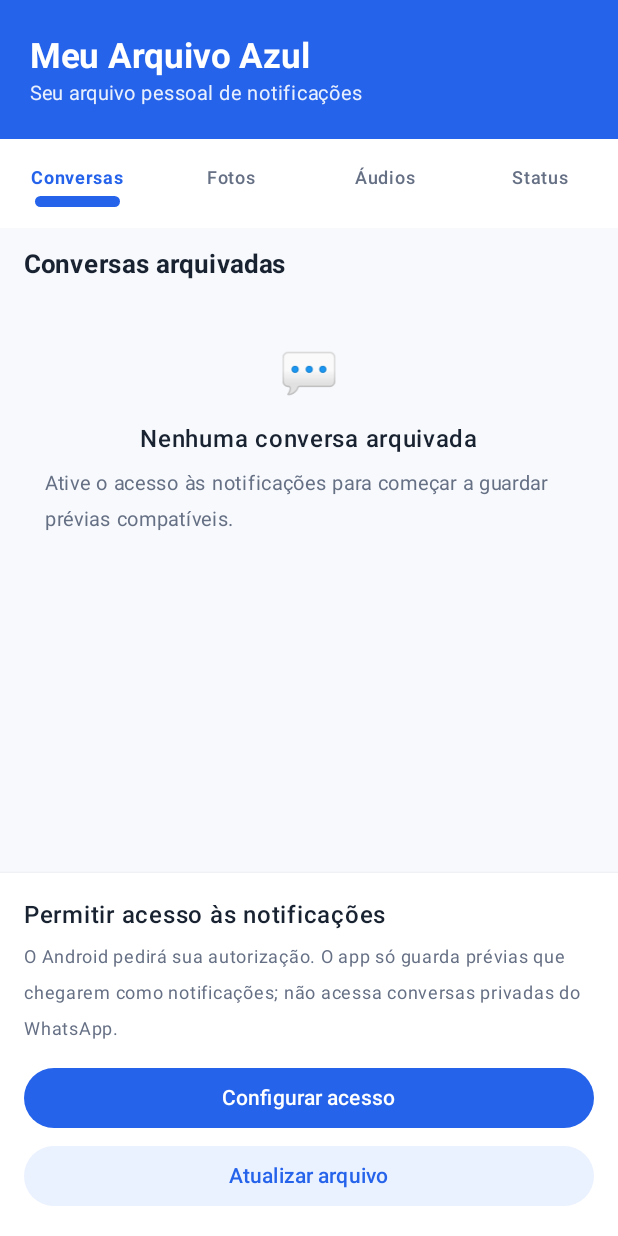
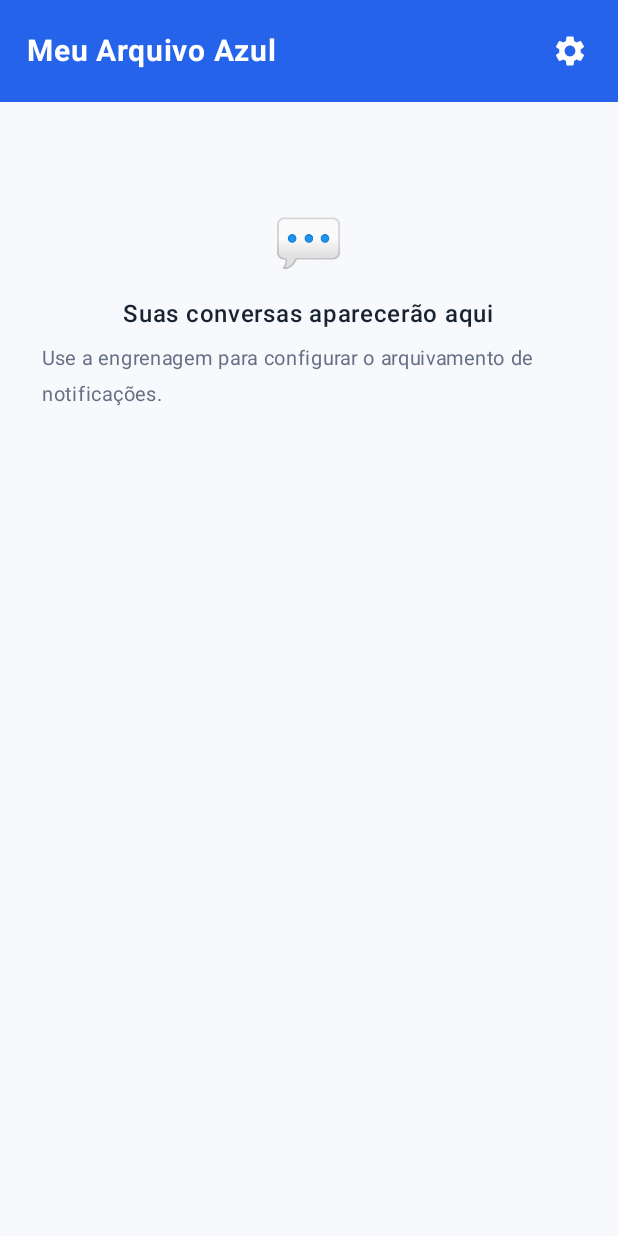
Before and after one commit to marvesanttos-dotcom/Meu-Arquivo-Azul, an Android app built with Jetpack Compose: the screen it shows after launch (MainActivity), on a phone screen of 412 x 824 dp. Run offline under Robolectric (Android 15) with nearby library versions, the phone set to English and light mode, and no system bars.

Commit message:
Simplifica tela inicial e adiciona configuracoes

```diff
--- a/app/src/main/java/com/meuarquivoazul/app/MainActivity.kt
+++ b/app/src/main/java/com/meuarquivoazul/app/MainActivity.kt
@@ -12,8 +12,13 @@ import androidx.compose.foundation.lazy.LazyColumn
 import androidx.compose.foundation.lazy.items
 import androidx.compose.foundation.shape.CircleShape
 import androidx.compose.foundation.shape.RoundedCornerShape
+import androidx.compose.material.icons.Icons
+import androidx.compose.material.icons.filled.ArrowBack
+import androidx.compose.material.icons.filled.Settings
 import androidx.compose.material3.Button
 import androidx.compose.material3.ButtonDefaults
+import androidx.compose.material3.Icon
+import androidx.compose.material3.IconButton
 import androidx.compose.material3.MaterialTheme
 import androidx.compose.material3.Surface
 import androidx.compose.material3.lightColorScheme
@@ -31,12 +36,13 @@ import java.util.Locale
 
 private val Azul = Color(0xFF2563EB)
 private val AzulClaro = Color(0xFFEAF1FF)
+private val Fundo = Color(0xFFF7F9FC)
 
 class MainActivity : ComponentActivity() {
     override fun onCreate(savedInstanceState: Bundle?) {
         super.onCreate(savedInstanceState)
         setContent {
-            MaterialTheme(colorScheme = lightColorScheme(primary = Azul, secondary = Azul, background = Color(0xFFF7F9FC))) {
+            MaterialTheme(colorScheme = lightColorScheme(primary = Azul, secondary = Azul, background = Fundo)) {
                 TelaPrincipal()
             }
         }
@@ -46,56 +52,102 @@ class MainActivity : ComponentActivity() {
 @Composable
 private fun TelaPrincipal() {
     val context = LocalContext.current
-    var aba by remember { mutableStateOf("Conversas") }
     var mensagens by remember { mutableStateOf(ArchiveStore.all(context)) }
     var contato by remember { mutableStateOf<String?>(null) }
+    var mostrarConfiguracoes by remember { mutableStateOf(false) }
     val contatos = mensagens.map { it.sender }.distinct()
     val filtradas = if (contato == null) mensagens else mensagens.filter { it.sender == contato }
 
-    Column(Modifier.fillMaxSize().background(Color(0xFFF7F9FC))) {
-        Column(Modifier.fillMaxWidth().background(Azul).padding(start = 20.dp, end = 20.dp, top = 24.dp, bottom = 18.dp)) {
-            androidx.compose.material3.Text("Meu Arquivo Azul", color = Color.White, fontSize = 23.sp, fontWeight = FontWeight.Bold)
-            androidx.compose.material3.Text("Seu arquivo pessoal de notificações", color = Color.White.copy(alpha = .9f), fontSize = 13.sp)
+    Column(Modifier.fillMaxSize().background(Fundo)) {
+        Row(
+            Modifier.fillMaxWidth().background(Azul).padding(start = 18.dp, end = 8.dp, top = 10.dp, bottom = 10.dp),
+            verticalAlignment = Alignment.CenterVertically
+        ) {
+            if (mostrarConfiguracoes || contato != null) {
+                IconButton(onClick = {
+                    if (mostrarConfiguracoes) mostrarConfiguracoes = false else contato = null
+                }) {
+                    Icon(Icons.Default.ArrowBack, contentDescription = "Voltar", tint = Color.White)
                 }
-        Row(Modifier.fillMaxWidth().background(Color.White), horizontalArrangement = Arrangement.SpaceEvenly) {
-            listOf("Conversas", "Fotos", "Áudios", "Status").forEach { nome ->
-                Column(
-                    Modifier.weight(1f).clickable { aba = nome; contato = null }.padding(vertical = 14.dp),
-                    horizontalAlignment = Alignment.CenterHorizontally
-                ) {
-                    androidx.compose.material3.Text(nome, color = if (aba == nome) Azul else Color(0xFF667085), fontWeight = if (aba == nome) FontWeight.Bold else FontWeight.Medium, fontSize = 12.sp)
-                    Spacer(Modifier.height(7.dp).fillMaxWidth(.55f).background(if (aba == nome) Azul else Color.Transparent, CircleShape))
+            }
+            androidx.compose.material3.Text(
+                when {
+                    mostrarConfiguracoes -> "Configurações"
+                    contato != null -> contato!!
+                    else -> "Meu Arquivo Azul"
+                },
+                modifier = Modifier.weight(1f),
+                color = Color.White,
+                fontSize = 20.sp,
+                fontWeight = FontWeight.Bold
+            )
+            if (!mostrarConfiguracoes && contato == null) {
+                IconButton(onClick = { mostrarConfiguracoes = true }) {
+                    Icon(Icons.Default.Settings, contentDescription = "Configurações", tint = Color.White)
                 }
             }
         }
-        if (aba == "Conversas") {
-            Row(Modifier.fillMaxWidth().padding(horizontal = 16.dp, vertical = 12.dp), verticalAlignment = Alignment.CenterVertically) {
-                androidx.compose.material3.Text(if (contato == null) "Conversas arquivadas" else contato!!, modifier = Modifier.weight(1f), fontWeight = FontWeight.Bold, fontSize = 17.sp, color = Color(0xFF182230))
-                if (contato != null) androidx.compose.material3.Text("Voltar", color = Azul, modifier = Modifier.clickable { contato = null })
+
+        if (mostrarConfiguracoes) {
+            Column(Modifier.fillMaxWidth().padding(20.dp)) {
+                androidx.compose.material3.Text("Privacidade e armazenamento", fontSize = 17.sp, fontWeight = FontWeight.Bold, color = Color(0xFF182230))
+                androidx.compose.material3.Text(
+                    "Autorize o acesso às notificações para guardar prévias compatíveis das mensagens recebidas.",
+                    color = Color(0xFF667085), fontSize = 13.sp, modifier = Modifier.padding(top = 6.dp, bottom = 16.dp)
+                )
+                Button(
+                    onClick = { context.startActivity(Intent(Settings.ACTION_NOTIFICATION_LISTENER_SETTINGS)) },
+                    modifier = Modifier.fillMaxWidth(),
+                    colors = ButtonDefaults.buttonColors(containerColor = Azul)
+                ) { androidx.compose.material3.Text("Configurar acesso às notificações") }
+                Button(
+                    onClick = { mensagens = ArchiveStore.all(context) },
+                    modifier = Modifier.fillMaxWidth().padding(top = 8.dp),
+                    colors = ButtonDefaults.buttonColors(containerColor = AzulClaro, contentColor = Azul)
+                ) { androidx.compose.material3.Text("Atualizar arquivo") }
+                androidx.compose.material3.Text(
+                    "O aplicativo guarda apenas prévias recebidas como notificações. Ele não acessa conversas privadas nem garante recuperar mensagens ou mídias apagadas.",
+                    color = Color(0xFF667085), fontSize = 12.sp, modifier = Modifier.padding(top = 18.dp)
+                )
             }
-            if (contato == null) {
+        } else if (contato == null) {
             if (contatos.isEmpty()) {
-                    Column(Modifier.fillMaxWidth().padding(30.dp), horizontalAlignment = Alignment.CenterHorizontally) {
-                        androidx.compose.material3.Text("💬", fontSize = 32.sp)
-                        androidx.compose.material3.Text("Nenhuma conversa arquivada", fontWeight = FontWeight.SemiBold, color = Color(0xFF182230), modifier = Modifier.padding(top = 12.dp))
-                        androidx.compose.material3.Text("Ative o acesso às notificações para começar a guardar prévias compatíveis.", color = Color(0xFF667085), fontSize = 13.sp, modifier = Modifier.padding(top = 6.dp))
+                Column(
+                    Modifier.fillMaxWidth().padding(horizontal = 28.dp, vertical = 72.dp),
+                    horizontalAlignment = Alignment.CenterHorizontally
+                ) {
+                    androidx.compose.material3.Text("💬", fontSize = 38.sp)
+                    androidx.compose.material3.Text(
+                        "Suas conversas aparecerão aqui",
+                        fontWeight = FontWeight.SemiBold,
+                        color = Color(0xFF182230),
+                        modifier = Modifier.padding(top = 12.dp)
+                    )
+                    androidx.compose.material3.Text(
+                        "Use a engrenagem para configurar o arquivamento de notificações.",
+                        color = Color(0xFF667085), fontSize = 13.sp,
+                        modifier = Modifier.padding(top = 6.dp)
+                    )
                 }
             } else {
                 LazyColumn {
                     items(contatos) { nome ->
                         val ultima = mensagens.first { it.sender == nome }
                         Row(
-                                Modifier.fillMaxWidth().clickable { contato = nome }.padding(horizontal = 16.dp, vertical = 13.dp),
+                            Modifier.fillMaxWidth().clickable { contato = nome }.padding(horizontal = 16.dp, vertical = 12.dp),
                             verticalAlignment = Alignment.CenterVertically
                         ) {
-                                Box(Modifier.size(48.dp).background(AzulClaro, CircleShape), contentAlignment = Alignment.Center) {
+                            Box(Modifier.size(50.dp).background(AzulClaro, CircleShape), contentAlignment = Alignment.Center) {
                                 androidx.compose.material3.Text(nome.take(1).uppercase(), color = Azul, fontWeight = FontWeight.Bold, fontSize = 19.sp)
                             }
                             Column(Modifier.weight(1f).padding(start = 12.dp)) {
                                 androidx.compose.material3.Text(nome, fontWeight = FontWeight.SemiBold, color = Color(0xFF182230), fontSize = 15.sp)
                                 androidx.compose.material3.Text(ultima.message, color = Color(0xFF667085), fontSize = 13.sp, maxLines = 1)
                             }
-                                androidx.compose.material3.Text(mensagens.count { it.sender == nome }.toString(), color = Azul, fontSize = 12.sp)
+                            androidx.compose.material3.Text(
+                                mensagens.count { it.sender == nome }.toString(),
+                                color = Azul, fontSize = 12.sp
+                            )
                         }
                     }
                 }
@@ -103,41 +155,19 @@ private fun TelaPrincipal() {
         } else {
             LazyColumn(contentPadding = PaddingValues(horizontal = 16.dp, vertical = 8.dp)) {
                 items(filtradas) { item ->
-                        Column(Modifier.fillMaxWidth().padding(vertical = 6.dp).background(Color.White, RoundedCornerShape(14.dp)).padding(13.dp)) {
+                    Column(
+                        Modifier.fillMaxWidth().padding(vertical = 6.dp)
+                            .background(Color.White, RoundedCornerShape(14.dp)).padding(13.dp)
+                    ) {
                         androidx.compose.material3.Text(item.message, color = Color(0xFF182230), fontSize = 14.sp)
                         androidx.compose.material3.Text(
                             SimpleDateFormat("dd/MM/yyyy HH:mm", Locale("pt", "BR")).format(Date(item.timestamp)),
-                                color = Color(0xFF98A2B3), fontSize = 11.sp, modifier = Modifier.padding(top = 7.dp)
+                            color = Color(0xFF98A2B3), fontSize = 11.sp,
+                            modifier = Modifier.padding(top = 7.dp)
                         )
                     }
                 }
             }
         }
-        } else {
-            Column(Modifier.fillMaxSize().padding(24.dp), verticalArrangement = Arrangement.Center, horizontalAlignment = Alignment.CenterHorizontally) {
-                androidx.compose.material3.Text(aba, color = Azul, fontWeight = FontWeight.Bold, fontSize = 20.sp)
-                androidx.compose.material3.Text("Esta seção será desenvolvida nas próximas etapas.", color = Color(0xFF667085), fontSize = 14.sp)
     }
 }
-        Spacer(Modifier.weight(1f))
-        Surface(color = Color.White, shadowElevation = 4.dp) {
-            Column(Modifier.fillMaxWidth().padding(16.dp)) {
-                androidx.compose.material3.Text("Permitir acesso às notificações", color = Color(0xFF182230), fontWeight = FontWeight.SemiBold)
-                androidx.compose.material3.Text(
-                    "O Android pedirá sua autorização. O app só guarda prévias que chegarem como notificações; não acessa conversas privadas do WhatsApp.",
-                    color = Color(0xFF667085), fontSize = 12.sp, modifier = Modifier.padding(top = 4.dp, bottom = 10.dp)
-                )
-                Button(
-                    onClick = { context.startActivity(Intent(Settings.ACTION_NOTIFICATION_LISTENER_SETTINGS)) },
-                    modifier = Modifier.fillMaxWidth(),
-                    colors = ButtonDefaults.buttonColors(containerColor = Azul)
-                ) { androidx.compose.material3.Text("Configurar acesso") }
-                Button(
-                    onClick = { mensagens = ArchiveStore.all(context) },
-                    modifier = Modifier.fillMaxWidth().padding(top = 4.dp),
-                    colors = ButtonDefaults.buttonColors(containerColor = AzulClaro, contentColor = Azul)
-                ) { androidx.compose.material3.Text("Atualizar arquivo") }
-            }
-        }
-    }
-}
```
Lines whose indentation alone changed are shown as unchanged.
